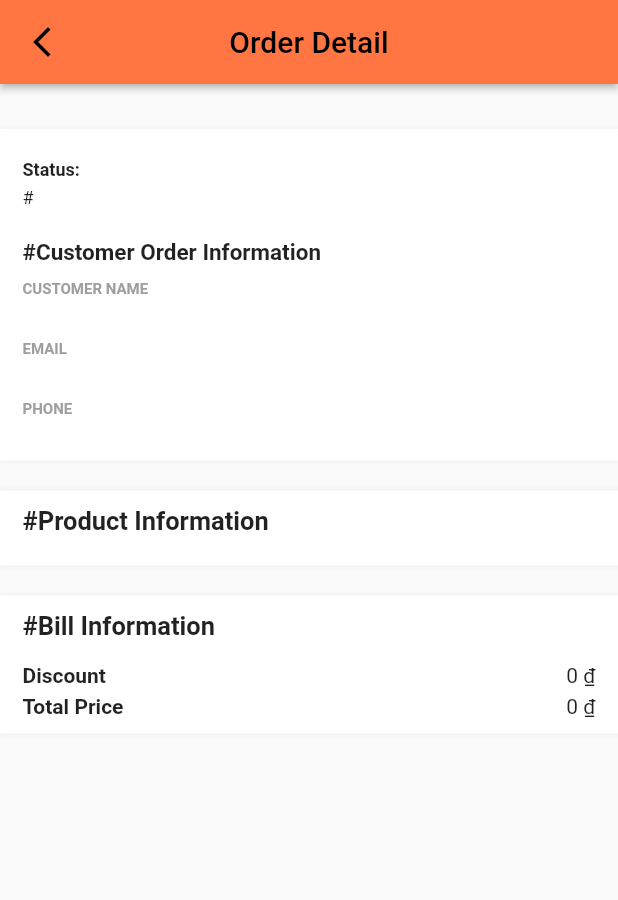
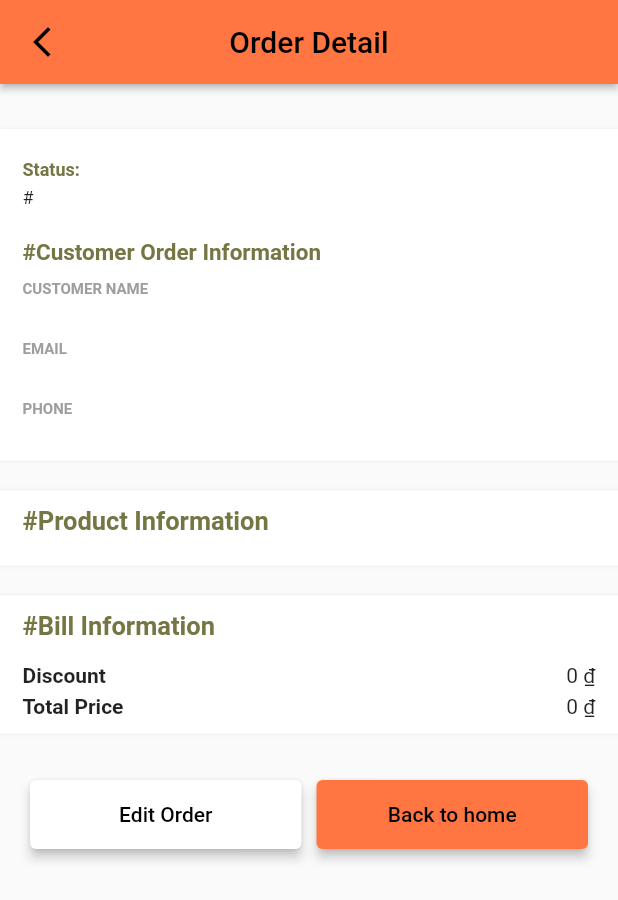
Before and after one commit to CSS-saler-system/css-mobile-ver2, a Flutter app: the OrderDetailScreen screen opened directly with empty values, on a phone screen of 412 x 824 dp. Shown: the top 900 px of the screen. Run offline on Flutter 3.47's test engine with Material 2 defaults, Android fonts, the phone set to English and light mode, and no system bars; our stand-ins replace awesome_notifications, bloc, carousel_slider, dio, either_dart, equatable and 11 more; missing offline and left inert: cloud_firestore_web, firebase_analytics_web, firebase_auth_web, firebase_core_web, firebase_messaging_web, shared_preferences_web; accounts and stored records are empty; generated files the repository leaves out were written again; project files that could hold a hidden picture were left out.

Commit message:
update code

```diff
--- a/lib/src/configs/constants/app_router.dart
+++ b/lib/src/configs/constants/app_router.dart
@@ -1,5 +1,6 @@
 import 'package:flutter/material.dart';
 import 'package:flutter_application_1/src/presentations/create_order/create_order_screen.dart';
+import 'package:flutter_application_1/src/presentations/edit-order/edit_order_screen.dart';
 import 'package:flutter_application_1/src/presentations/edit_customer/edit_customer_screen.dart';
 import 'package:flutter_application_1/src/presentations/main/main_screen.dart';
 import 'package:flutter_application_1/src/presentations/sign_in/sign_in_screen.dart';
@@ -24,6 +25,7 @@ class AppRouters {
   static const String listProduct = "/list_product";
   static const String editCustomerScreen = "/edit_customer_screen";
   static const String createOrderScreen = "/create_order_screen";
+  static const String updateOrderScreen = "/update_order_screen";
   static Route<dynamic> generateRoute(RouteSettings settings) {
     Map arguments =
         settings.arguments != null ? (settings.arguments as Map) : {};
@@ -60,6 +62,9 @@ class AppRouters {
         return MaterialPageRoute(
             builder: (_) =>
                 EditCustomerScreen(customerId: arguments["customerId"]));
+      case updateOrderScreen:
+        return MaterialPageRoute(
+            builder: (_) => EditOrderScreen(orderData: arguments["orderData"]));
       default:
         return animRoute(
             Center(child: Text('No route defined for ${settings.name}')),
--- a/lib/src/presentations/create_order/components/order_info.dart
+++ b/lib/src/presentations/create_order/components/order_info.dart
@@ -14,12 +14,14 @@ class OrderInfo extends StatefulWidget {
   final TextEditingController phoneNumberControler;
   final TextEditingController addressController;
   final GlobalKey<FormState> formKey;
+  final CustomerData? initCustomer;
   const OrderInfo({
     Key? key,
     required this.selectCustomer,
     required this.addressController,
     required this.phoneNumberControler,
     required this.formKey,
+    this.initCustomer,
   }) : super(key: key);
 
   @override
@@ -55,11 +57,11 @@ class _OrderInfoState extends State<OrderInfo> {
             margin: const EdgeInsets.only(top: 10),
             child: Column(children: [
               DropDownInput(
+                initData: widget.initCustomer,
                 label: "Customer",
                 data: _customers,
                 selectCustomer: (customerId) {
                   widget.selectCustomer(customerId);
-                  log("CustomerId: " + customerId);
                 },
               ),
               const Divider(),
--- a/lib/src/presentations/main/pages/home/home_page.dart
+++ b/lib/src/presentations/main/pages/home/home_page.dart
@@ -96,6 +96,7 @@ class _HomePageState extends State<HomePage> {
             }
 
             if (state is GetProductsLoadMoreLoaded) {
+              productSell.clear();
               productSell.addAll(state.products);
 
               setState(() {
--- a/lib/src/presentations/order_detail/components/customer_order_info.dart
+++ b/lib/src/presentations/order_detail/components/customer_order_info.dart
@@ -1,4 +1,5 @@
 import 'package:flutter/material.dart';
+import 'package:flutter_application_1/src/configs/constants/app_color.dart';
 import 'package:flutter_application_1/src/resource/response/order_response.dart';
 
 class CustomerOrderInfo extends StatelessWidget {
@@ -32,6 +33,7 @@ class CustomerOrderInfo extends StatelessWidget {
                   style: TextStyle(
                     fontSize: 12,
                     fontWeight: FontWeight.bold,
+                    color: AppColors.textcolor,
                   ),
                 ),
                 Text(
@@ -39,6 +41,7 @@ class CustomerOrderInfo extends StatelessWidget {
                   style: const TextStyle(
                     fontSize: 12,
                     fontWeight: FontWeight.bold,
+                    color: AppColors.textcolor,
                   ),
                 ),
               ],
@@ -60,8 +63,14 @@ class CustomerOrderInfo extends StatelessWidget {
             ),
 
             const SizedBox(height: 20),
-            const Text("#Customer Order Information",
-                style: TextStyle(fontSize: 15, fontWeight: FontWeight.bold)),
+            const Text(
+              "#Customer Order Information",
+              style: TextStyle(
+                fontSize: 15,
+                fontWeight: FontWeight.bold,
+                color: AppColors.textcolor,
+              ),
+            ),
             _personalItem(
                 title: "customer name",
                 value: orderData.customerName ?? "UNKONW"),
--- a/lib/src/presentations/order_detail/components/product_order_info.dart
+++ b/lib/src/presentations/order_detail/components/product_order_info.dart
@@ -1,4 +1,5 @@
 import 'package:flutter/material.dart';
+import 'package:flutter_application_1/src/configs/constants/app_color.dart';
 import 'package:flutter_application_1/src/resource/response/order_response.dart';
 import '../../../resource/extension/number.dart';
 
@@ -26,7 +27,11 @@ class ProductOrderInfo extends StatelessWidget {
           children: [
             const Text(
               "#Product Information",
-              style: TextStyle(fontSize: 17, fontWeight: FontWeight.bold),
+              style: TextStyle(
+                fontSize: 17,
+                fontWeight: FontWeight.bold,
+                color: AppColors.textcolor,
+              ),
             ),
             const SizedBox(height: 10),
             Column(
--- a/lib/src/presentations/order_detail/components/total_order_info.dart
+++ b/lib/src/presentations/order_detail/components/total_order_info.dart
@@ -1,4 +1,5 @@
 import 'package:flutter/material.dart';
+import 'package:flutter_application_1/src/configs/constants/app_color.dart';
 import 'package:flutter_application_1/src/resource/response/order_response.dart';
 import '../../../resource/extension/number.dart';
 
@@ -26,7 +27,11 @@ class TotalOrderInfo extends StatelessWidget {
           children: [
             const Text(
               "#Bill Information",
-              style: TextStyle(fontSize: 17, fontWeight: FontWeight.bold),
+              style: TextStyle(
+                fontSize: 17,
+                fontWeight: FontWeight.bold,
+                color: AppColors.textcolor,
+              ),
             ),
             const SizedBox(height: 10),
             _buildItemBill(
--- a/lib/src/presentations/order_detail/order_detail_screen.dart
+++ b/lib/src/presentations/order_detail/order_detail_screen.dart
@@ -1,5 +1,8 @@
 import 'package:flutter/material.dart';
+import 'package:flutter_application_1/src/components/custom_button_widget.dart';
 import 'package:flutter_application_1/src/configs/constants/app_color.dart';
+import 'package:flutter_application_1/src/configs/constants/app_router.dart';
+import 'package:flutter_application_1/src/presentations/main/main_screen.dart';
 import 'package:flutter_application_1/src/presentations/order_detail/components/customer_order_info.dart';
 import 'package:flutter_application_1/src/presentations/order_detail/components/total_order_info.dart';
 import 'package:flutter_application_1/src/resource/response/order_response.dart';
@@ -38,6 +41,34 @@ class _OrderDetailScreenState extends State<OrderDetailScreen> {
               CustomerOrderInfo(orderData: widget.orderData),
               ProductOrderInfo(orderData: widget.orderData),
               TotalOrderInfo(orderData: widget.orderData),
+              const SizedBox(height: 20),
+              Container(
+                padding: const EdgeInsets.symmetric(horizontal: 20),
+                child: Row(
+                  children: [
+                    Expanded(
+                      child: CustomButton(
+                        text: "Edit Order",
+                        backgroundColor: Colors.white,
+                        onPressed: () => Navigator.of(context).pushNamed(
+                            AppRouters.updateOrderScreen,
+                            arguments: {"orderData": widget.orderData}),
+                      ),
+                    ),
+                    const SizedBox(width: 10),
+                    Expanded(
+                      child: CustomButton(
+                        text: "Back to home",
+                        onPressed: () => Navigator.push(
+                            context,
+                            MaterialPageRoute(
+                                builder: (_) =>
+                                    const MainScreen(pageIndex: 0))),
+                      ),
+                    )
+                  ],
+                ),
+              )
             ],
           ),
         ),
--- a/pubspec.yaml
+++ b/pubspec.yaml
@@ -60,6 +60,7 @@ dependencies:
   rxdart: ^0.27.4
   pretty_dio_logger: ^1.2.0-beta-1
   carousel_slider: ^4.1.1
+  uuid: ^3.0.6
 
 dev_dependencies:
   flutter_test:
```
Also changed, not shown: lib/main.dart (+22 -17 lines), lib/src/components/drop_downinput.dart (+22 -8 lines), lib/src/presentations/create_order/components/product_list.dart (+5 -5 lines), lib/src/presentations/edit-order/edit_order_screen.dart (added, +125 -0 lines), lib/src/presentations/main/pages/home/components/campings.dart (+4 -5 lines), lib/src/presentations/main/pages/profile/components/list_info.dart (+6 -4 lines), pubspec.lock, 1 other file.
